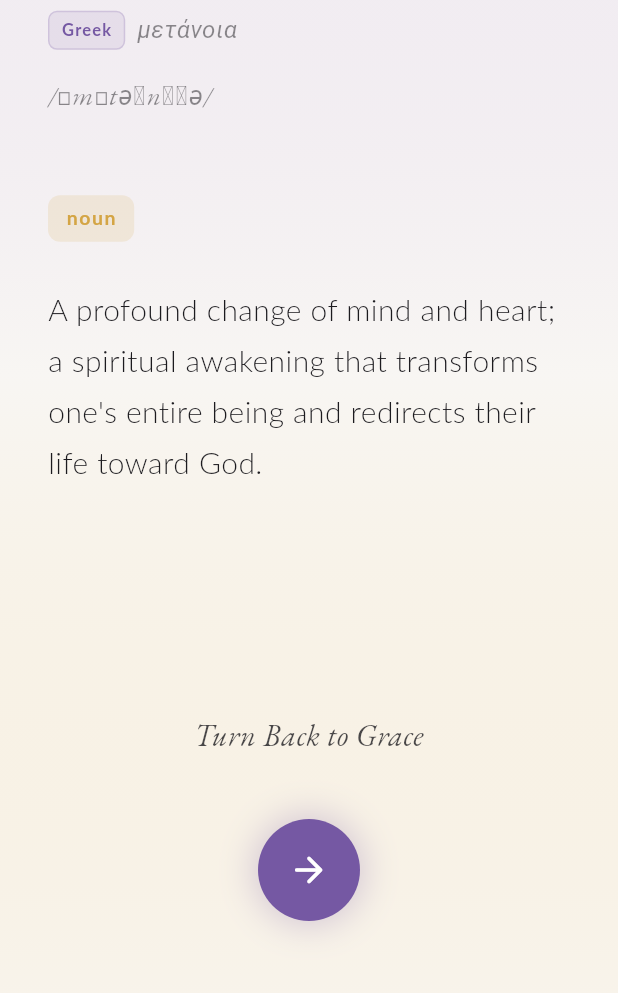
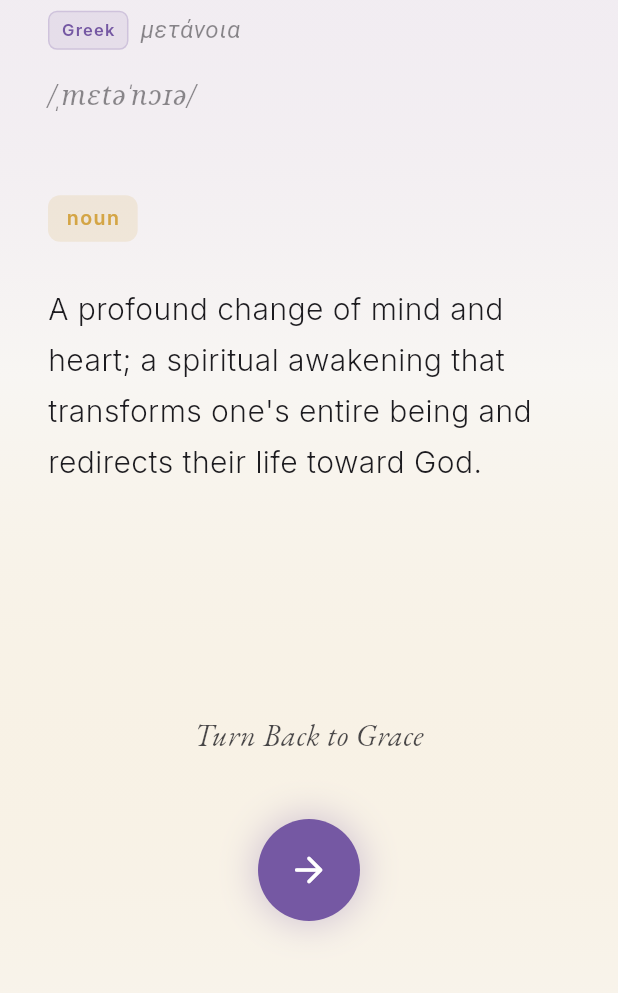
Before and after one commit to sabinjose/metanoia, a Flutter app: the screen it shows after launch, on a phone screen of 412 x 824 dp, the part 243-1236 px from its top. Run offline on Flutter 3.47's test engine with Material 3 defaults, Android fonts, the phone set to English and light mode, and no system bars; drawn by our look-alikes of upgrader; our stand-ins replace drift, flutter_animate, flutter_local_notifications, flutter_riverpod, flutter_secure_storage, go_router and 8 more; accounts and stored records are empty; generated files the repository leaves out were written again; project files that could hold a hidden picture were left out.

Commit message:
Revert font consolidation: restore Inter, Lora, Merriweather, NotoSerif
Restores the original 6-font typography system for design flexibility.

🤖 Generated with [Claude Code](https://claude.com/claude-code)

Co-Authored-By: Claude <noreply@anthropic.com>

```diff
--- a/lib/src/core/theme/app_theme.dart
+++ b/lib/src/core/theme/app_theme.dart
@@ -35,6 +35,10 @@ class AppTheme {
   // Font family constants for local fonts
   static const String fontFamilyLato = 'Lato';
   static const String fontFamilyEBGaramond = 'EBGaramond';
+  static const String fontFamilyInter = 'Inter';
+  static const String fontFamilyLora = 'Lora';
+  static const String fontFamilyMerriweather = 'Merriweather';
+  static const String fontFamilyNotoSerif = 'NotoSerif';
 
   static TextTheme _buildTextTheme(TextTheme base) {
     return base.copyWith(
--- a/lib/src/features/home/presentation/home_screen.dart
+++ b/lib/src/features/home/presentation/home_screen.dart
@@ -284,7 +284,7 @@ class _DailyQuoteCard extends ConsumerWidget {
             Text(
               quote.quote,
               style: TextStyle(
-                fontFamily: AppTheme.fontFamilyEBGaramond,
+                fontFamily: AppTheme.fontFamilyMerriweather,
                 color: theme.colorScheme.onPrimary,
                 fontSize: 16,
                 fontStyle: FontStyle.italic,
--- a/lib/src/features/onboarding/presentation/pages/metanoia_intro_page.dart
+++ b/lib/src/features/onboarding/presentation/pages/metanoia_intro_page.dart
@@ -144,7 +144,7 @@ class _MetanoiaIntroPageState extends State<MetanoiaIntroPage>
                                   child: Text(
                                     l10n.greekLabel,
                                     style: TextStyle(
-                                      fontFamily: AppTheme.fontFamilyLato,
+                                      fontFamily: AppTheme.fontFamilyInter,
                                       fontSize: 11,
                                       fontWeight: FontWeight.w600,
                                       color: theme.colorScheme.primary,
@@ -156,7 +156,7 @@ class _MetanoiaIntroPageState extends State<MetanoiaIntroPage>
                                 Text(
                                   'μετάνοια',
                                   style: TextStyle(
-                                    fontFamily: AppTheme.fontFamilyEBGaramond,
+                                    fontFamily: AppTheme.fontFamilyLora,
                                     fontSize: 16,
                                     fontStyle: FontStyle.italic,
                                     color: theme.colorScheme.onSurface
@@ -178,7 +178,7 @@ class _MetanoiaIntroPageState extends State<MetanoiaIntroPage>
                         child: Text(
                           '/ˌmɛtəˈnɔɪə/',
                           style: TextStyle(
-                            fontFamily: AppTheme.fontFamilyEBGaramond,
+                            fontFamily: AppTheme.fontFamilyNotoSerif,
                             fontSize: 18,
                             fontStyle: FontStyle.italic,
                             color: theme.colorScheme.onSurface.withValues(
@@ -211,7 +211,7 @@ class _MetanoiaIntroPageState extends State<MetanoiaIntroPage>
                               child: Text(
                                 l10n.nounLabel,
                                 style: TextStyle(
-                                  fontFamily: AppTheme.fontFamilyLato,
+                                  fontFamily: AppTheme.fontFamilyInter,
                                   fontSize: 13,
                                   fontWeight: FontWeight.w600,
                                   color: theme.colorScheme.secondary,
@@ -223,7 +223,7 @@ class _MetanoiaIntroPageState extends State<MetanoiaIntroPage>
                             Text(
                               l10n.metanoiaDefinition,
                               style: TextStyle(
-                                fontFamily: AppTheme.fontFamilyLato,
+                                fontFamily: AppTheme.fontFamilyInter,
                                 fontSize: 20,
                                 height: 1.7,
                                 color: theme.colorScheme.onSurface,
```
Also changed, not shown: pubspec.yaml (+26 -0 lines), assets/fonts/Inter-Light.ttf (added), assets/fonts/Inter-Regular.ttf (added), assets/fonts/Inter-SemiBold.ttf (added), assets/fonts/Lora-Italic.ttf (added), assets/fonts/Lora-Regular.ttf (added), assets/fonts/Merriweather-Italic.ttf (added), assets/fonts/Merriweather-Regular.ttf (added), assets/fonts/NotoSerif-Italic.ttf (added), assets/fonts/NotoSerif-Regular.ttf (added).
